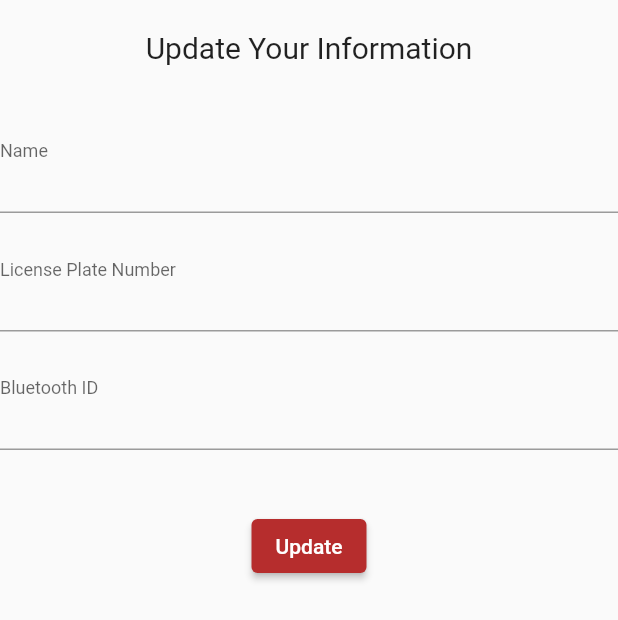
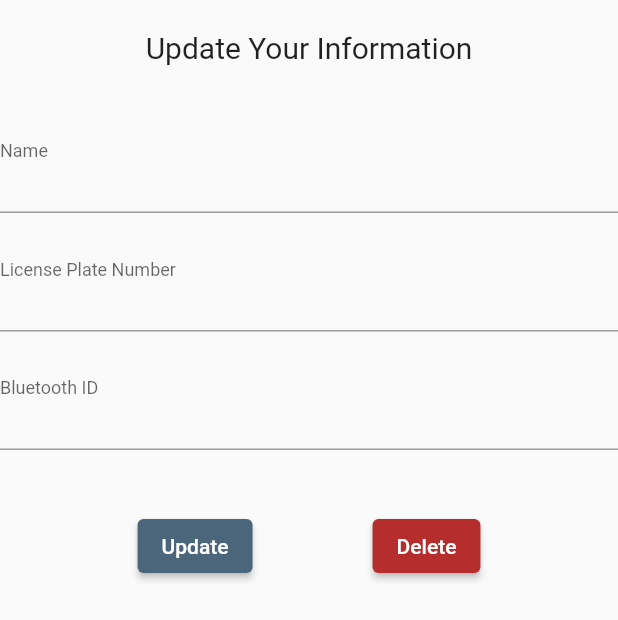
Before and after one commit to JimHok/Parking-Management-System, a Flutter app: the SettingForm screen opened directly with empty values, on a phone screen of 412 x 824 dp. Shown: the top 620 px of the screen. Run offline on Flutter 3.47's test engine with Material 2 defaults, Android fonts, the phone set to English and light mode, and no system bars; our stand-ins replace cloud_firestore, firebase_auth, firebase_core, flutter_spinkit; accounts and stored records are empty.

Commit message:
bug fix for setting popup issue

```diff
--- a/Android App/parking_app/lib/screens/home/setting_form.dart
+++ b/Android App/parking_app/lib/screens/home/setting_form.dart
@@ -110,9 +110,12 @@ class _SettingFormState extends State<SettingForm> {
                           onChanged: (val) => setState(() => _currentBLE = val),
                         ),
                         const SizedBox(height: 40),
+                        Row(
+                          mainAxisAlignment: MainAxisAlignment.center,
+                          children: <Widget>[
                             ElevatedButton(
                               style: ElevatedButton.styleFrom(
-                            primary: const Color(0xffB62D2D),
+                                primary: const Color(0xff4B667A),
                               ),
                               onPressed: () async {
                                 if (_formKey.currentState!.validate()) {
@@ -123,7 +126,8 @@ class _SettingFormState extends State<SettingForm> {
                                         userData[widget.index.toString()]
                                             ['bluetooth_id'],
                                     _currentName ??
-                                    userData[widget.index.toString()]['name'],
+                                        userData[widget.index.toString()]
+                                            ['name'],
                                     _currentLicense ??
                                         userData[widget.index.toString()]
                                             ['license_plate'],
@@ -137,6 +141,24 @@ class _SettingFormState extends State<SettingForm> {
                               },
                               child: const Text('Update',
                                   style: TextStyle(color: Colors.white)),
+                            ),
+                            const SizedBox(width: 80),
+                            ElevatedButton(
+                              style: ElevatedButton.styleFrom(
+                                primary: const Color(0xffB62D2D),
+                              ),
+                              onPressed: () async {
+                                if (_formKey.currentState!.validate()) {
+                                  await DatabaseService(uid: user?.uid)
+                                      .deleteUserData(widget.index);
+                                  // ignore: use_build_context_synchronously
+                                  Navigator.pop(context);
+                                }
+                              },
+                              child: const Text('Delete',
+                                  style: TextStyle(color: Colors.white)),
+                            ),
+                          ],
                         )
                       ],
                     ),
--- a/Android App/parking_app/lib/services/auth.dart
+++ b/Android App/parking_app/lib/services/auth.dart
@@ -51,7 +51,7 @@ class AuthService {
 
       // create a new document for the user with the uid
       await DatabaseService(uid: user!.uid)
-          .setUserData(1, '', 'new member', '');
+          .setUserData(1, '', 'New member', '');
       return _userFromFirebaseUser(user);
     } catch (e) {
       print(e.toString());
--- a/Android App/parking_app/lib/services/database.dart
+++ b/Android App/parking_app/lib/services/database.dart
@@ -31,6 +31,12 @@ class DatabaseService {
     });
   }
 
+  Future deleteUserData(int index) async {
+    return await brewCollection.doc(uid).update({
+      '$index': FieldValue.delete(),
+    });
+  }
+
   // brew list from snapshot
   List<Information> _brewListFromSnapshot(QuerySnapshot snapshot) {
     return snapshot.docs.map((doc) {
@@ -42,7 +48,7 @@ class DatabaseService {
     }).toList();
   }
 
-  // brew data from snapshot
+  // info data from snapshot
   List<Information> _getInfoFromSnapshot(DocumentSnapshot snapshot) {
     Map<String, dynamic> data = snapshot.data() as Map<String, dynamic>;
     return data.values.map((data) {
```
Also changed, not shown: Android App/parking_app/lib/screens/home/brew_tile.dart (+5 -3 lines), Android App/parking_app/lib/screens/home/home.dart (+14 -11 lines). Lines whose indentation alone changed are shown as unchanged.
